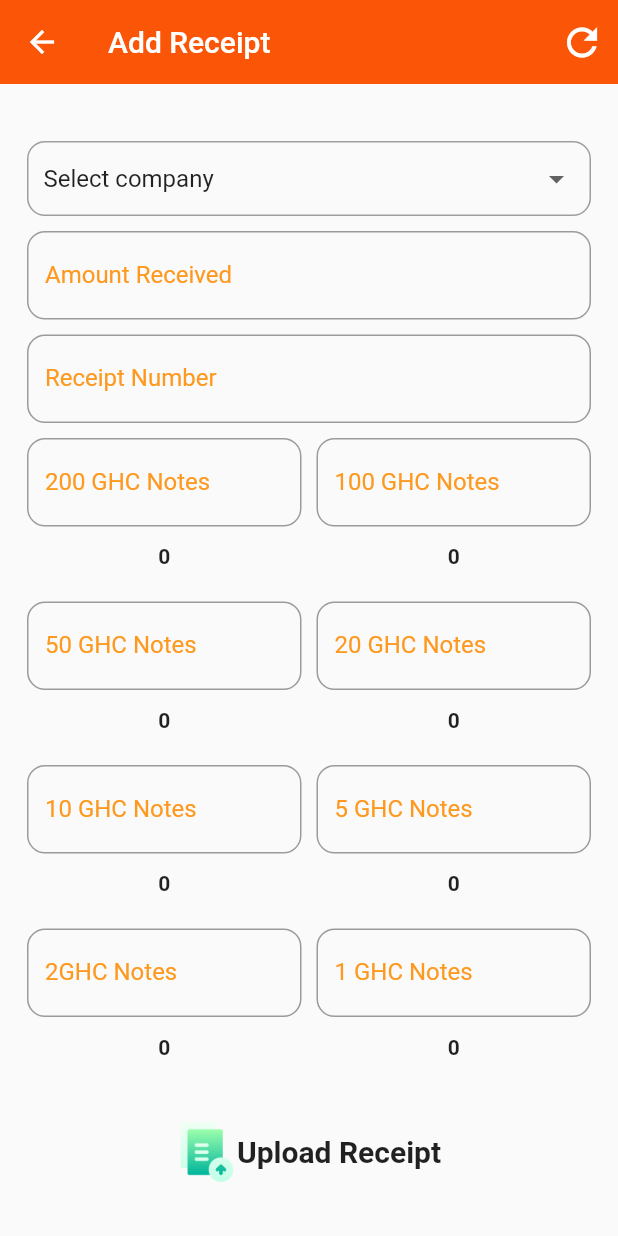
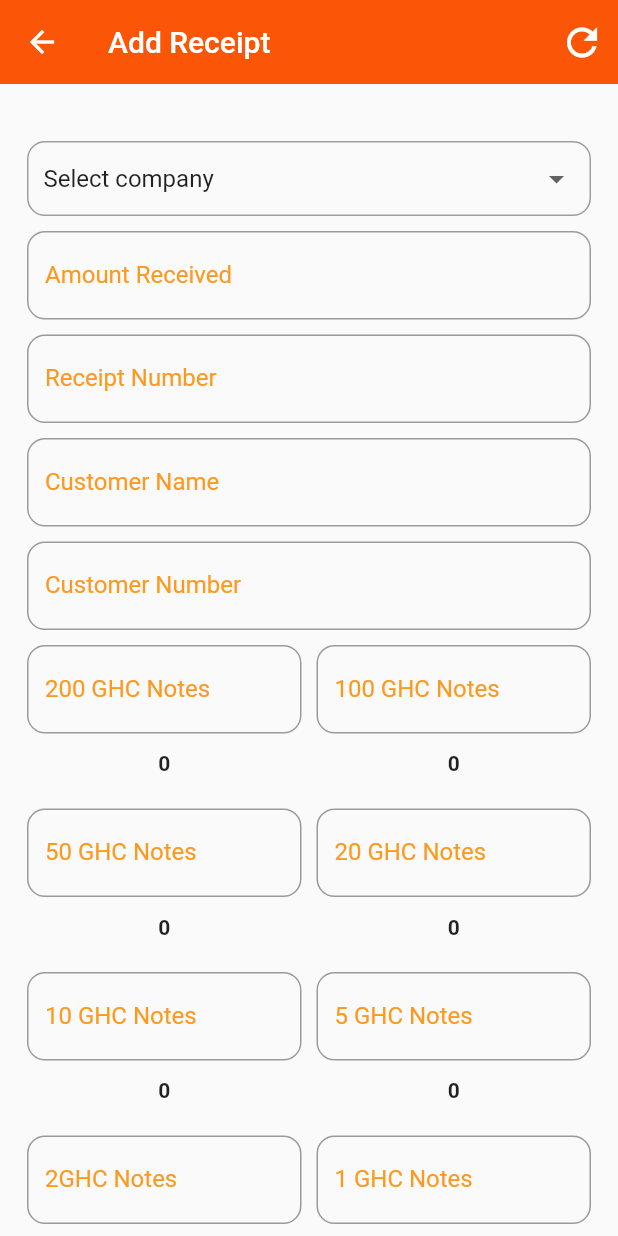
Before and after one commit to gabrielstonedelza/Fnet_Audit_user_Flutter, a Flutter app: the AddAmountReceived screen opened directly, on a phone screen of 412 x 824 dp. Run offline on Flutter 3.47's test engine with Material 2 defaults, Android fonts, the light colour scheme and no system bars; our stand-ins replace animate_do, dio, full_screen_image, get, get_storage, image_cropper and 3 more; accounts and stored records are empty; network calls fail.

Commit message:
fnet audit flutter user app,added teller as customer name and phone number

```diff
--- a/lib/screens/amountreceived/addamountreceived.dart
+++ b/lib/screens/amountreceived/addamountreceived.dart
@@ -43,6 +43,8 @@ class _AddAmountReceivedState extends State<AddAmountReceived> {
   late final TextEditingController _d5Controller;
   late final TextEditingController _d2Controller;
   late final TextEditingController _d1Controller;
+  late final TextEditingController _tellerNameController;
+  late final TextEditingController _tellerNumberController;
 
   FocusNode d200FocusNode = FocusNode();
   FocusNode d100FocusNode = FocusNode();
@@ -82,6 +84,8 @@ class _AddAmountReceivedState extends State<AddAmountReceived> {
     _d5Controller = TextEditingController();
     _d2Controller = TextEditingController();
     _d1Controller = TextEditingController();
+    _tellerNameController = TextEditingController();
+    _tellerNumberController = TextEditingController();
     controller.fetchAllMyCompanies();
   }
 
@@ -261,6 +265,8 @@ class _AddAmountReceivedState extends State<AddAmountReceived> {
         'amount_received': amountReceivedController.text,
         'company': controller.companyId,
         'transaction_id': transactionIdController.text,
+        "teller_name": _tellerNameController.text,
+        "teller_phone": _tellerNumberController.text,
         'receipt': await MultipartFile.fromFile(file.path, filename: fileName),
         "d_200": _d200Controller.text.trim(),
         "d_100": _d100Controller.text.trim(),
@@ -318,6 +324,8 @@ class _AddAmountReceivedState extends State<AddAmountReceived> {
     _d5Controller.dispose();
     _d2Controller.dispose();
     _d1Controller.dispose();
+    _tellerNumberController.dispose();
+    _tellerNameController.dispose();
     super.dispose();
   }
 
@@ -428,6 +436,58 @@ class _AddAmountReceivedState extends State<AddAmountReceived> {
                         validator: (value) {
                           if (value!.isEmpty) {
                             return "Please enter amount";
+                          }
+                        },
+                      ),
+                    ),
+                    Padding(
+                      padding: const EdgeInsets.only(bottom: 10.0),
+                      child: TextFormField(
+                        controller: _tellerNameController,
+                        cursorColor: primaryColor,
+                        cursorRadius: const Radius.elliptical(10, 10),
+                        cursorWidth: 10,
+                        decoration: InputDecoration(
+                            labelText: "Customer Name",
+                            labelStyle: const TextStyle(color: secondaryColor),
+                            focusColor: primaryColor,
+                            fillColor: primaryColor,
+                            focusedBorder: OutlineInputBorder(
+                                borderSide: const BorderSide(
+                                    color: primaryColor, width: 2),
+                                borderRadius: BorderRadius.circular(12)),
+                            border: OutlineInputBorder(
+                                borderRadius: BorderRadius.circular(12))),
+                        keyboardType: TextInputType.text,
+                        validator: (value) {
+                          if (value!.isEmpty) {
+                            return "Please enter name";
+                          }
+                        },
+                      ),
+                    ),
+                    Padding(
+                      padding: const EdgeInsets.only(bottom: 10.0),
+                      child: TextFormField(
+                        controller: _tellerNumberController,
+                        cursorColor: primaryColor,
+                        cursorRadius: const Radius.elliptical(10, 10),
+                        cursorWidth: 10,
+                        decoration: InputDecoration(
+                            labelText: "Customer Number",
+                            labelStyle: const TextStyle(color: secondaryColor),
+                            focusColor: primaryColor,
+                            fillColor: primaryColor,
+                            focusedBorder: OutlineInputBorder(
+                                borderSide: const BorderSide(
+                                    color: primaryColor, width: 2),
+                                borderRadius: BorderRadius.circular(12)),
+                            border: OutlineInputBorder(
+                                borderRadius: BorderRadius.circular(12))),
+                        keyboardType: TextInputType.number,
+                        validator: (value) {
+                          if (value!.isEmpty) {
+                            return "Please enter number";
                           }
                         },
                       ),
--- a/lib/screens/amountreceived/amountsreceived.dart
+++ b/lib/screens/amountreceived/amountsreceived.dart
@@ -64,6 +64,16 @@ class _AmountsReceivedState extends State<AmountsReceived> {
                             items: items,
                             title: 'Acc No: ',
                             itemTitle: 'account_number',
+                          ),
+                          RowWidget(
+                            items: items,
+                            title: 'Customer Name: ',
+                            itemTitle: 'teller_name',
+                          ),
+                          RowWidget(
+                            items: items,
+                            title: 'Customer No: ',
+                            itemTitle: 'teller_phone',
                           ),
                           Padding(
                             padding: const EdgeInsets.only(bottom: 8.0),
--- a/lib/screens/payments/payments.dart
+++ b/lib/screens/payments/payments.dart
@@ -81,6 +81,18 @@ class _PaymentsState extends State<Payments> {
                             items: items,
                             title: 'Transaction Id: ',
                             itemTitle: 'get_transaction_id',
+                          ),
+                          RowWidget(
+                            items: items,
+                            title: 'Customer Name: ',
+                            itemTitle:
+                                'get_company_amount_received_teller_name',
+                          ),
+                          RowWidget(
+                            items: items,
+                            title: 'Customer No: ',
+                            itemTitle:
+                                'get_company_amount_received_teller_phone',
                           ),
                           Padding(
                             padding: const EdgeInsets.only(bottom: 8.0),
--- a/lib/screens/searches/amountsearch.dart
+++ b/lib/screens/searches/amountsearch.dart
@@ -254,6 +254,16 @@ class _FetchAmountByDateState extends State<FetchAmountByDate> {
                                     title: 'Acc No: ',
                                     itemTitle: 'account_number',
                                   ),
+                                  RowWidget(
+                                    items: items,
+                                    title: 'Customer Name: ',
+                                    itemTitle: 'teller_name',
+                                  ),
+                                  RowWidget(
+                                    items: items,
+                                    title: 'Customer No: ',
+                                    itemTitle: 'teller_phone',
+                                  ),
                                   Padding(
                                     padding: const EdgeInsets.only(bottom: 8.0),
                                     child: Row(
--- a/lib/screens/searches/paymentsearch.dart
+++ b/lib/screens/searches/paymentsearch.dart
@@ -267,6 +267,18 @@ class _FetchPaymentByDateState extends State<FetchPaymentByDate> {
                                     title: 'Transaction Id: ',
                                     itemTitle: 'get_transaction_id',
                                   ),
+                                  RowWidget(
+                                    items: items,
+                                    title: 'Customer Name: ',
+                                    itemTitle:
+                                        'get_company_amount_received_teller_name',
+                                  ),
+                                  RowWidget(
+                                    items: items,
+                                    title: 'Customer No: ',
+                                    itemTitle:
+                                        'get_company_amount_received_teller_phone',
+                                  ),
                                   Padding(
                                     padding: const EdgeInsets.only(bottom: 8.0),
                                     child: Row(
```
